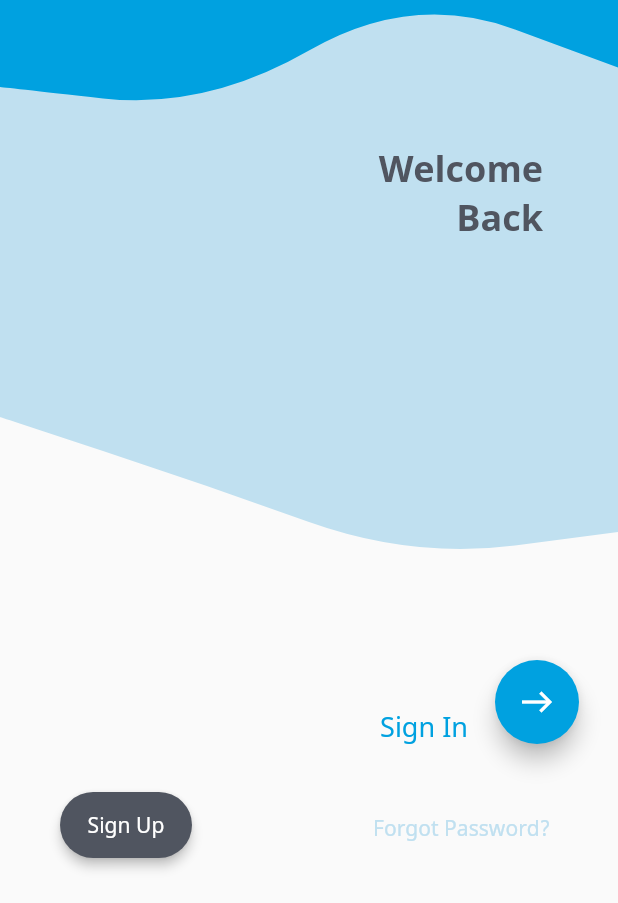
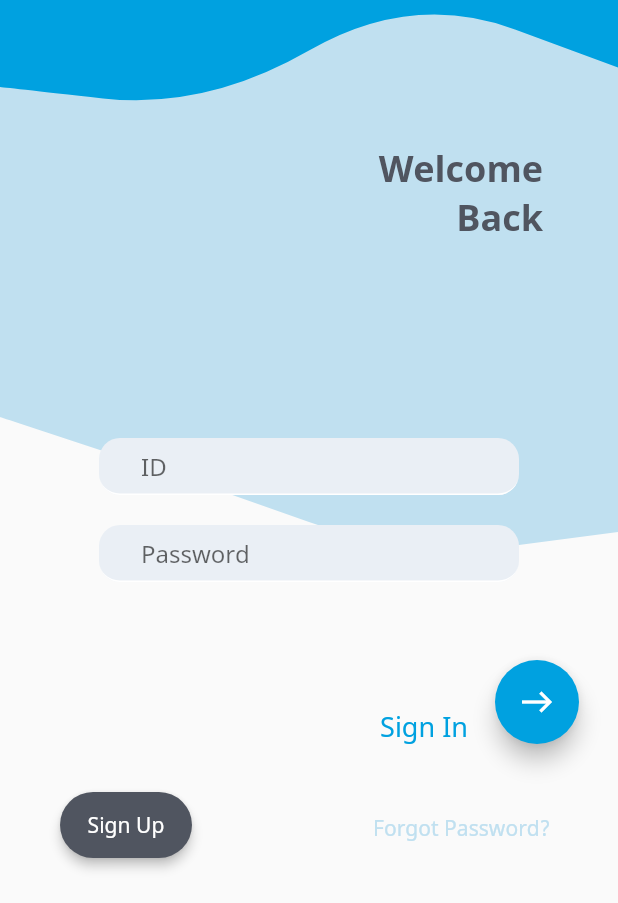
Before and after one commit to padong4284/padong-app, a Flutter app: the screen it shows after launch, on a phone screen of 412 x 824 dp, the part 333-1236 px from its top. Run offline on Flutter 3.47's test engine with Material 2 defaults, Android fonts, the phone set to English and light mode, and no system bars.

Commit message:
feat: Compose input widget

```diff
--- a/lib/ui/shared/types.dart
+++ b/lib/ui/shared/types.dart
@@ -1,7 +1,7 @@
 enum ButtonType {
   ROUNDED,
   STADIUM,
-  CIRCLE
+  CIRCLE,
 }
 
 enum ButtonSize {
@@ -10,3 +10,9 @@ enum ButtonSize {
   REGULAR,
   SMALL,
 }
+
+enum InputType {
+  ROUNDED,
+  PLANE,
+  UNDERLINE,
+}
--- a/lib/ui/views/sign/sign_view.dart
+++ b/lib/ui/views/sign/sign_view.dart
@@ -6,6 +6,7 @@ import '../../widgets/transp_button.dart';
 import '../../utils/wave/wave_clipper.dart';
 import '../../utils/wave/wave.dart';
 import '../../shared/types.dart';
+import '../../widgets/input.dart';
 
 Wave primaryWave = new Wave(50, -5, 280, 4);
 Wave secondaryWave = new Wave(-75, 25, 500, 4);
@@ -136,6 +137,25 @@ class _SignViewState extends State<SignView>
                                 color: AppTheme.colors.base)),
                       )),
                 )),
+              Center(
+                  child: Container(
+                      padding: EdgeInsets.only(top: 300.0),
+                      width: 280,
+                      child: Column(
+                          mainAxisAlignment: MainAxisAlignment.center,
+                          children: [
+                            Container(
+                                height: 38.0,
+                                child: Input(hintText: 'ID', type: InputType.ROUNDED)
+                            ),
+                            Container(
+                                margin: EdgeInsets.only(top: 20.0),
+                                height: 38.0,
+                                child: Input(hintText: 'Password', type: InputType.ROUNDED)
+                            )
+                          ])
+                  )
+            ),
             Container(
                 alignment: Alignment.bottomLeft,
                 padding: const EdgeInsets.only(left: 40, right: 40, bottom: 30),
--- /dev/null
+++ b/lib/ui/widgets/input.dart
@@ -0,0 +1,74 @@
+import 'package:flutter/material.dart';
+import '../theme/app_theme.dart';
+import '../shared/types.dart';
+
+class Input extends StatelessWidget {
+
+  final hintText;
+  final Icon icon;
+  final InputType type;
+  final double fontSize;
+  final Function onPressIcon;
+
+  Input({ this.hintText, this.icon, this.type = InputType.UNDERLINE, double fontSize, onPressIcon}) :
+        this.fontSize = fontSize ?? AppTheme.fontSizes.regular,
+        this.onPressIcon = onPressIcon;
+
+  Widget build(BuildContext context) {
+    if (type == InputType.ROUNDED) {
+      return buildRoundedInput();
+    } else if (type == InputType.UNDERLINE) {
+      return buildOtherInput();
+    } else {
+      return buildOtherInput(plain: true);
+    }
+  }
+
+  Widget buildRoundedInput() {
+    return Stack(
+      children: [
+        TextField(
+          decoration: InputDecoration(
+              filled: true,
+              fillColor: AppTheme.colors.lightSupport,
+              border: InputBorder.none,
+              hintText: this.hintText,
+              hintStyle: TextStyle(height: 1.8),
+              contentPadding: const EdgeInsets.only(
+                  left: 28.0, bottom: 8.0, top: 8.0),
+              focusedBorder: OutlineInputBorder(
+                borderSide: BorderSide(color: Colors.white),
+                borderRadius: BorderRadius.circular(14.0),
+              ),
+              enabledBorder: UnderlineInputBorder(
+                borderSide: BorderSide(color: Colors.white),
+                borderRadius: BorderRadius.circular(14.0),
+              )
+          ),
+        ),
+        this.icon == null ? SizedBox.shrink() : Align(
+            alignment: Alignment.centerRight,
+            child: Container(
+                child:
+                    IconButton(
+                      onPressed: this.onPressIcon ?? () {},
+                      icon: this.icon,
+                    ),
+                    padding: EdgeInsets.only(right: 10.0))
+        ),
+      ],
+    );
+  }
+
+  Widget buildOtherInput({ bool plain = false }) {
+    return TextField(
+      style: TextStyle(
+        fontSize: this.fontSize,
+      ),
+      decoration: InputDecoration(
+        border: plain ? InputBorder.none : UnderlineInputBorder(),
+        hintText: this.hintText,
+      ),
+    );
+  }
+}
```
